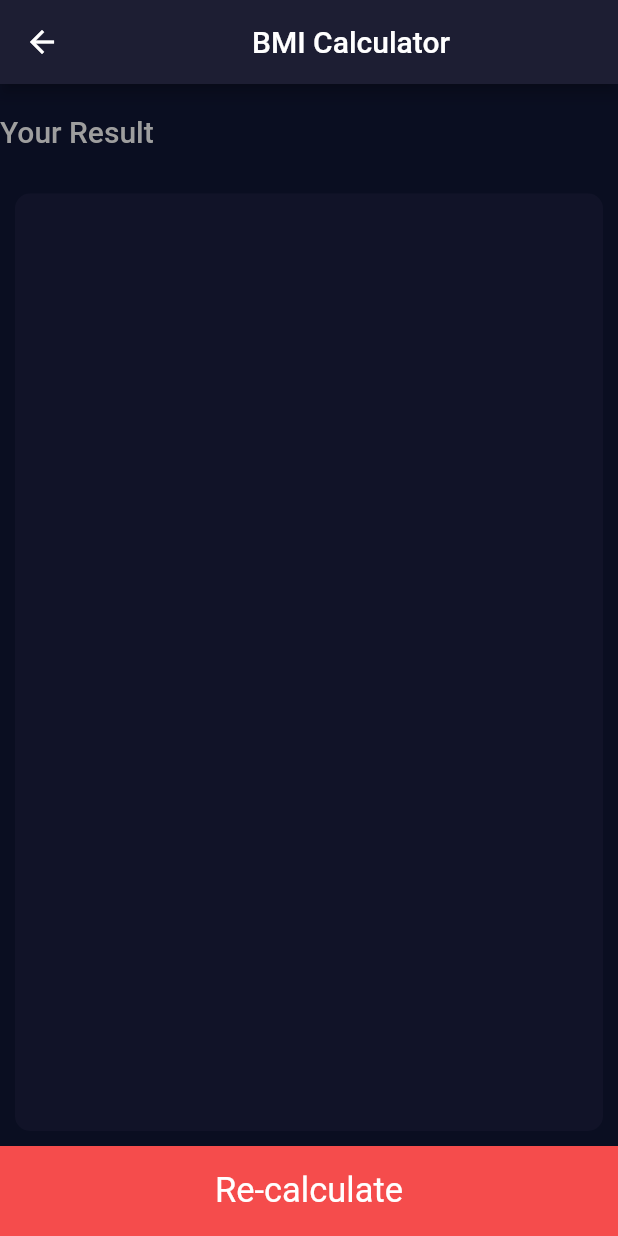
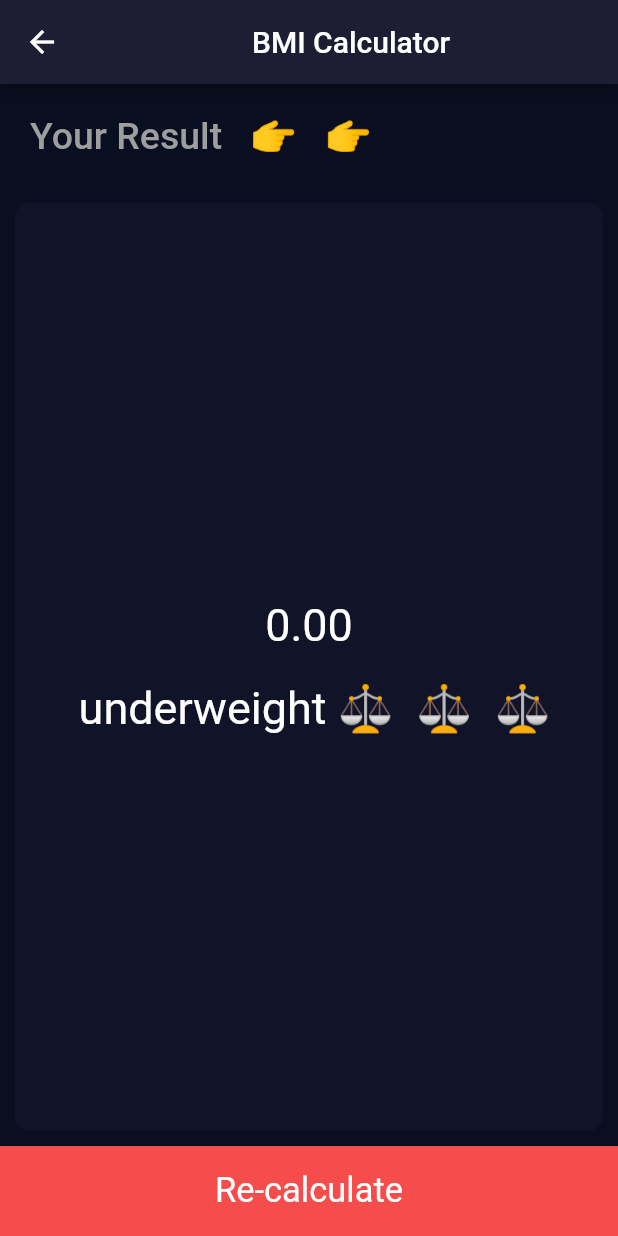
Before and after one commit to Miirshe/BMI_Calculator, a Flutter app: the ResultScreen screen opened directly with empty values, on a phone screen of 412 x 824 dp. Run offline on Flutter 3.47's test engine with Material 2 defaults, Android fonts, the phone set to English and light mode, and no system bars; our stand-ins replace font_awesome_flutter; missing offline and left inert: dart:ffi.

Commit message:
completed this  project i am understood much more content that enhence my carrier

```diff
--- a/lib/screens/home.dart
+++ b/lib/screens/home.dart
@@ -22,7 +22,7 @@ class _HomeScreenState extends State<HomeScreen> {
   void _goNextResultPage(){
     double _result = weight_value/pow(height_value/100, 2);
     Navigator.push(context, MaterialPageRoute(builder: (context){
-      return ResultScreen(result: _result,);
+      return ResultScreen(result : _result,);
     }));
   }
   @override
--- a/lib/screens/result_screen.dart
+++ b/lib/screens/result_screen.dart
@@ -7,12 +7,19 @@ import 'package:flutter/material.dart';
 class ResultScreen extends StatelessWidget {
   final double result;
   const ResultScreen({required this.result});
-  // void _goHomeScreen(){
-  //   Navigator.push(context, MaterialPageRoute(builder: (_){
-  //     return HomeScreen();
-  //   }));
-  // }
-  void bmiResult() {}
+
+  String? bmi(){
+    if(result.round() <= 18.5){
+      return ' underweight ⚖️  ⚖️  ⚖️';
+    }else if(result.round() > 18.5 && result.round() <= 24.5){
+      return 'normal ⚖️  ⚖️  ⚖️';
+    }else if (result.round() > 25.0 && result.round() <= 29.0){
+      return 'overweight ⚖️  ⚖️  ⚖️';
+    }else{
+      return 'obase  ⚖️  ⚖️  ⚖️';
+    }
+  }
+
   Widget build(BuildContext context) {
     return Scaffold(
         appBar: AppBar(
@@ -24,12 +31,13 @@ class ResultScreen extends StatelessWidget {
           children: [
             SizedBox(height: 20,),
             Row(
-              mainAxisAlignment: MainAxisAlignment.start,
+              crossAxisAlignment: CrossAxisAlignment.start,
               children: [
+                Padding(padding: EdgeInsets.symmetric(horizontal: 10)),
                 Text(
-                  'Your Result',
+                  'Your Result   👉   👉',
                   style: TextStyle(
-                      fontSize: 20,
+                      fontSize: 25,
                       fontWeight: FontWeight.w500,
                       color: Colors.grey),
               ),
@@ -38,8 +46,19 @@ class ResultScreen extends StatelessWidget {
             ),
             SizedBox(height: 20,),
             Expanded(child: ResuableCard(
+              child: Column(
+                crossAxisAlignment: CrossAxisAlignment.stretch,
+                mainAxisAlignment: MainAxisAlignment.center,
+                children: [
+                  Center(child: Text('${result.toStringAsFixed(2)}',style: TextStyle( fontSize: 30 , fontWeight: FontWeight.w400),)),
+                  const SizedBox(height: 20,),
+                  Center(child: Text('${bmi()}',style: TextStyle( fontSize: 30 , fontWeight: FontWeight.w400),))
+                ],
+              ),
             )),
-            CustomButton(onPressed:(){}, title: 'Re-calculate')
+            CustomButton(onPressed:(){
+              Navigator.pop(context);
+            }, title: 'Re-calculate')
           ],
         ));
   }
--- a/lib/widgets/custom_button.dart
+++ b/lib/widgets/custom_button.dart
@@ -7,15 +7,14 @@ class CustomButton extends StatelessWidget{
   CustomButton({required this.onPressed,required this.title});
   Widget build(BuildContext context){
     return  RawMaterialButton(
-          onPressed: () => onPressed,
+          onPressed: onPressed,
           child: Text(
             title,
             style: TextStyle(
                 fontSize: 23, fontWeight: FontWeight.w400, color: Colors.white),
           ),
           fillColor: kBottomContainerColour,
-          constraints:
-              BoxConstraints.tightFor(width: double.infinity, height: 60),
+          constraints:BoxConstraints.tightFor(width: double.infinity, height: 60),
         );
   }
 }
```
